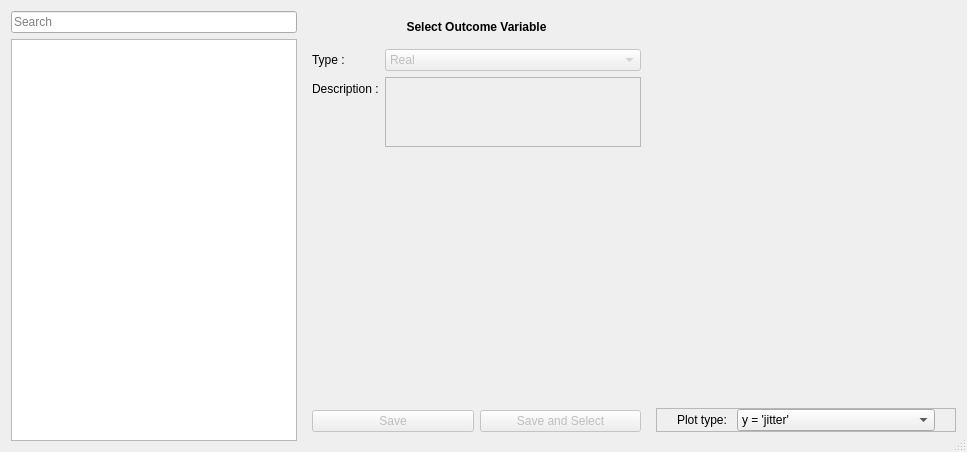
This is braviz/interaction/qt_guis/outcome_select_multi_plot.ui in diego0020/braviz-app as Qt 5 draws it before an edit. The edited form follows.
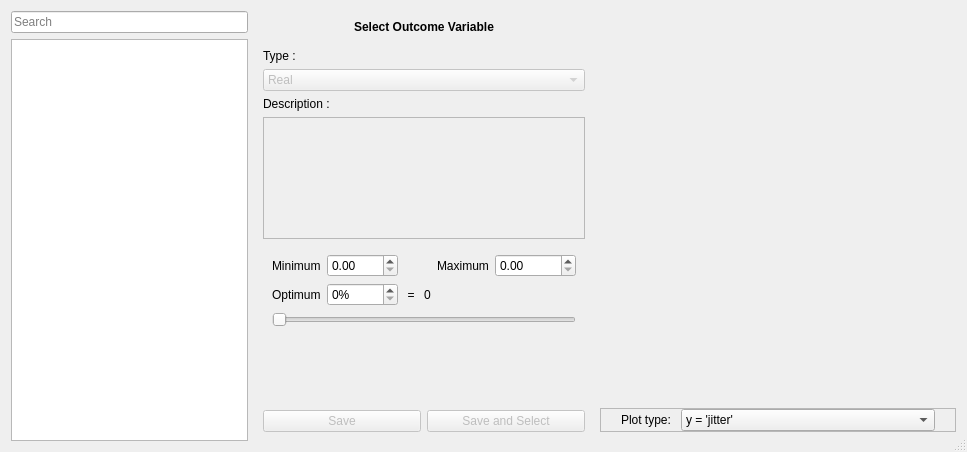
This is the edited form. The open tabs and pages were chosen to show the change.

Commit message:
big refactor of variable select dialogs. Stop recreating layouts and widgets, insetead use a stack widget with one page for rational details and one page for nominal details.
fixes #76

The edit to the form file:
```diff
--- a/braviz/interaction/qt_guis/outcome_select_multi_plot.ui
+++ b/braviz/interaction/qt_guis/outcome_select_multi_plot.ui
@@ -25,7 +25,7 @@
   <property name="modal">
    <bool>true</bool>
   </property>
-  <layout class="QHBoxLayout" name="horizontalLayout">
+  <layout class="QHBoxLayout" name="horizontalLayout" stretch="2,1,3">
    <item>
     <widget class="QFrame" name="frame_3">
      <property name="frameShape">
@@ -87,7 +87,7 @@
      <property name="frameShadow">
       <enum>QFrame::Raised</enum>
      </property>
-     <layout class="QVBoxLayout" name="verticalLayout" stretch="0,1,2,0">
+     <layout class="QVBoxLayout" name="verticalLayout" stretch="0,1,0">
       <property name="leftMargin">
        <number>0</number>
       </property>
@@ -130,8 +130,8 @@
         <property name="frameShadow">
          <enum>QFrame::Raised</enum>
         </property>
-        <layout class="QFormLayout" name="formLayout">
-         <item row="0" column="0">
+        <layout class="QVBoxLayout" name="verticalLayout_4">
+         <item>
           <widget class="QLabel" name="label_2">
            <property name="text">
             <string>Type :</string>
@@ -141,7 +141,7 @@
            </property>
           </widget>
          </item>
-         <item row="0" column="1">
+         <item>
           <widget class="QComboBox" name="var_type_combo">
            <property name="enabled">
             <bool>false</bool>
@@ -158,7 +158,7 @@
            </item>
           </widget>
          </item>
-         <item row="1" column="0">
+         <item>
           <widget class="QLabel" name="label">
            <property name="text">
             <string>Description :</string>
@@ -168,7 +168,7 @@
            </property>
           </widget>
          </item>
-         <item row="1" column="1">
+         <item>
           <widget class="QPlainTextEdit" name="var_description">
            <property name="enabled">
             <bool>false</bool>
@@ -178,36 +178,156 @@
            </property>
           </widget>
          </item>
+         <item>
+          <widget class="QStackedWidget" name="details_frame">
+           <property name="currentIndex">
+            <number>0</number>
+           </property>
+           <widget class="QWidget" name="nominal_page">
+            <layout class="QHBoxLayout" name="horizontalLayout_3">
+             <item>
+              <widget class="QTableView" name="labels_names_table">
+               <attribute name="horizontalHeaderStretchLastSection">
+                <bool>true</bool>
+               </attribute>
+               <attribute name="verticalHeaderStretchLastSection">
+                <bool>false</bool>
+               </attribute>
+              </widget>
+             </item>
+            </layout>
+           </widget>
+           <widget class="QWidget" name="real_page">
+            <layout class="QGridLayout" name="gridLayout_3">
+             <item row="0" column="0">
+              <widget class="QLabel" name="label_4">
+               <property name="toolTip">
+                <string>Select the expected minimum value for this variable</string>
+               </property>
+               <property name="text">
+                <string>Minimum</string>
+               </property>
+               <property name="buddy">
+                <cstring>minimum_val</cstring>
+               </property>
+              </widget>
+             </item>
+             <item row="0" column="1">
+              <widget class="QDoubleSpinBox" name="minimum_val">
+               <property name="maximum">
+                <double>9999.000000000000000</double>
+               </property>
+              </widget>
+             </item>
+             <item row="0" column="3">
+              <spacer name="horizontalSpacer">
+               <property name="orientation">
+                <enum>Qt::Horizontal</enum>
+               </property>
+               <property name="sizeHint" stdset="0">
+                <size>
+                 <width>40</width>
+                 <height>20</height>
+                </size>
+               </property>
+              </spacer>
+             </item>
+             <item row="0" column="4">
+              <widget class="QLabel" name="label_5">
+               <property name="toolTip">
+                <string>Select the expected maximum value for this variable</string>
+               </property>
+               <property name="text">
+                <string>Maximum</string>
+               </property>
+               <property name="buddy">
+                <cstring>maximum_val</cstring>
+               </property>
+              </widget>
+             </item>
+             <item row="0" column="5">
+              <widget class="QDoubleSpinBox" name="maximum_val">
+               <property name="maximum">
+                <double>9999999.000000000000000</double>
+               </property>
+              </widget>
+             </item>
+             <item row="1" column="0">
+              <widget class="QLabel" name="label_6">
+               <property name="toolTip">
+                <string>Select the optimal value for this value, the value that would be considered &quot;good&quot;</string>
+               </property>
+               <property name="text">
+                <string>Optimum</string>
+               </property>
+              </widget>
+             </item>
+             <item row="1" column="1">
+              <widget class="QSpinBox" name="optimum_val">
+               <property name="suffix">
+                <string>%</string>
+               </property>
+               <property name="maximum">
+                <number>100</number>
+               </property>
+              </widget>
+             </item>
+             <item row="1" column="2">
+              <widget class="QLabel" name="label_7">
+               <property name="text">
+                <string> = </string>
+               </property>
+               <property name="alignment">
+                <set>Qt::AlignRight|Qt::AlignTrailing|Qt::AlignVCenter</set>
+               </property>
+              </widget>
+             </item>
+             <item row="1" column="3">
+              <widget class="QLabel" name="optimum_real_value">
+               <property name="text">
+                <string>0</string>
+               </property>
+              </widget>
+             </item>
+             <item row="2" column="0" colspan="6">
+              <widget class="QSlider" name="horizontalSlider">
+               <property name="locale">
+                <locale language="English" country="UnitedStates"/>
+               </property>
+               <property name="maximum">
+                <number>100</number>
+               </property>
+               <property name="pageStep">
+                <number>10</number>
+               </property>
+               <property name="orientation">
+                <enum>Qt::Horizontal</enum>
+               </property>
+               <property name="tickPosition">
+                <enum>QSlider::NoTicks</enum>
+               </property>
+              </widget>
+             </item>
+             <item row="3" column="0">
+              <spacer name="verticalSpacer_2">
+               <property name="orientation">
+                <enum>Qt::Vertical</enum>
+               </property>
+               <property name="sizeHint" stdset="0">
+                <size>
+                 <width>20</width>
+                 <height>91</height>
+                </size>
+               </property>
+              </spacer>
+             </item>
+            </layout>
+           </widget>
+          </widget>
+         </item>
         </layout>
        </widget>
       </item>
-      <item>
-       <widget class="QFrame" name="details_frame">
-        <property name="minimumSize">
-         <size>
-          <width>0</width>
-          <height>125</height>
-         </size>
-        </property>
-        <property name="frameShape">
-         <enum>QFrame::NoFrame</enum>
-        </property>
-        <property name="frameShadow">
-         <enum>QFrame::Raised</enum>
-        </property>
-        <widget class="QWidget" name="verticalLayoutWidget">
-         <property name="geometry">
-          <rect>
-           <x>30</x>
-           <y>40</y>
-           <width>160</width>
-           <height>80</height>
-          </rect>
-         </property>
-         <layout class="QVBoxLayout" name="details_layout"/>
-        </widget>
-       </widget>
-      </item>
       <item>
        <widget class="QFrame" name="frame_4">
         <property name="frameShape">
```
The commit also changes 10 other files.
